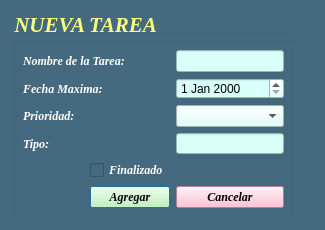
cletoxWTF/P59-HORARIO-ACTIVIDADES, file agregar.ui: the form before one commit.
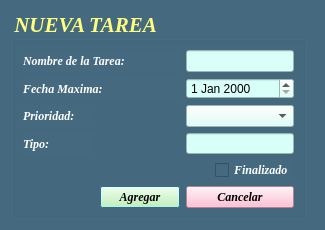
The form after the commit. Icons and pictures are not drawn.

```diff
--- a/agregar.ui
+++ b/agregar.ui
@@ -70,8 +70,8 @@
         </property>
        </widget>
       </item>
-      <item row="0" column="2">
-       <widget class="QLineEdit" name="lineEdit">
+      <item row="0" column="2" colspan="2">
+       <widget class="QLineEdit" name="InNombre">
         <property name="styleSheet">
          <string notr="true">background-color: rgb(217, 255, 249);
 color: rgb(0, 0, 0);</string>
@@ -96,8 +96,8 @@
         </property>
        </widget>
       </item>
-      <item row="1" column="2">
-       <widget class="QDateEdit" name="dateEdit">
+      <item row="1" column="2" colspan="2">
+       <widget class="QDateEdit" name="Infecha">
         <property name="styleSheet">
          <string notr="true">background-color: rgb(217, 255, 249);
 color: rgb(0, 0, 0);</string>
@@ -122,8 +122,8 @@
         </property>
        </widget>
       </item>
-      <item row="2" column="2">
-       <widget class="QComboBox" name="comboBox">
+      <item row="2" column="2" colspan="2">
+       <widget class="QComboBox" name="intPrioridad">
         <property name="styleSheet">
          <string notr="true">background-color: rgb(217, 255, 249);
 color: rgb(0, 0, 0);</string>
@@ -148,29 +148,29 @@
         </property>
        </widget>
       </item>
-      <item row="3" column="2">
-       <widget class="QLineEdit" name="lineEdit_2">
+      <item row="3" column="2" colspan="2">
+       <widget class="QLineEdit" name="inTipo">
         <property name="styleSheet">
          <string notr="true">background-color: rgb(217, 255, 249);
 color: rgb(0, 0, 0);</string>
         </property>
        </widget>
       </item>
-      <item row="4" column="0">
+      <item row="4" column="0" colspan="3">
        <spacer name="horizontalSpacer_2">
         <property name="orientation">
          <enum>Qt::Horizontal</enum>
         </property>
         <property name="sizeHint" stdset="0">
          <size>
-          <width>61</width>
+          <width>186</width>
           <height>20</height>
          </size>
         </property>
        </spacer>
       </item>
-      <item row="4" column="1" colspan="2">
-       <widget class="QCheckBox" name="checkBox">
+      <item row="4" column="3">
+       <widget class="QCheckBox" name="checkFinalizado">
         <property name="font">
          <font>
           <family>Georgia</family>
@@ -219,8 +219,8 @@
         </property>
        </widget>
       </item>
-      <item row="5" column="2">
-       <widget class="QPushButton" name="pushButton_2">
+      <item row="5" column="2" colspan="2">
+       <widget class="QPushButton" name="btnCancelar">
         <property name="font">
          <font>
           <family>Georgia</family>
```
Left out of the diff: 12 changed lines with no effect on the pictures.
